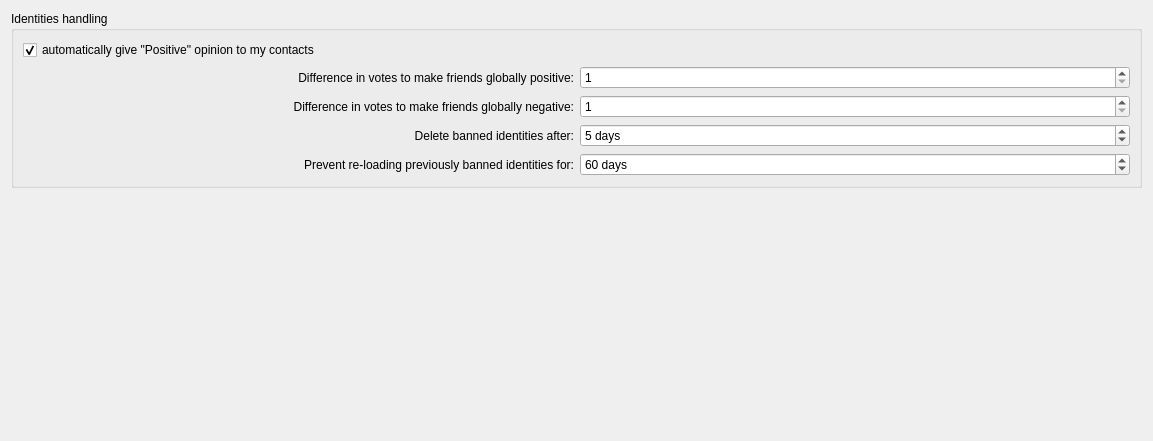
Qt form retroshare-gui/src/gui/settings/PeoplePage.ui (RetroShare/RetroShare) before a commit.
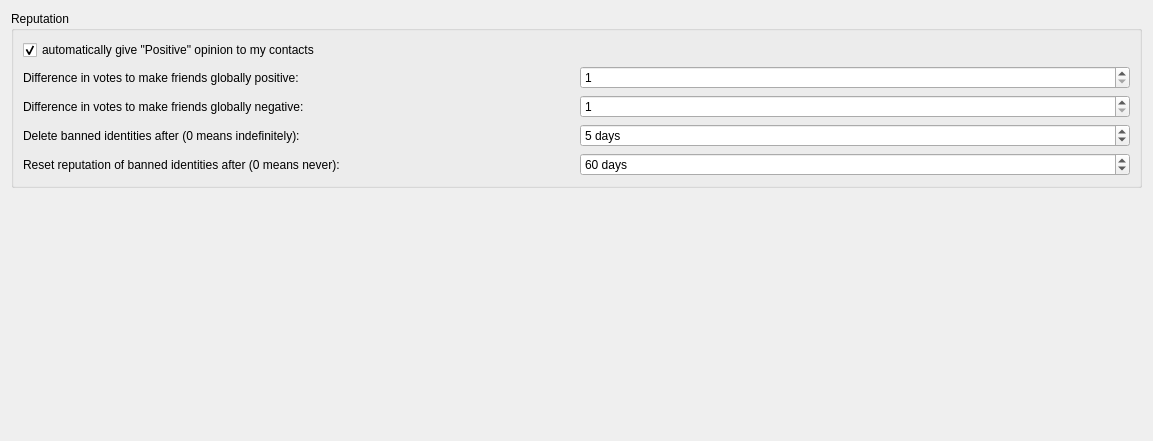
The same form after that commit.

Commit message: various small fixes in reputation/identity cleaning

The edit to the form file:
```diff
--- a/retroshare-gui/src/gui/settings/PeoplePage.ui
+++ b/retroshare-gui/src/gui/settings/PeoplePage.ui
@@ -14,7 +14,7 @@
    <item>
     <widget class="QGroupBox" name="generalGroupBox">
      <property name="title">
-      <string>Identities handling</string>
+      <string>Reputation</string>
      </property>
      <layout class="QVBoxLayout" name="verticalLayout">
       <item>
@@ -41,7 +41,7 @@
            <string>Difference in votes to make friends globally negative:</string>
           </property>
           <property name="alignment">
-           <set>Qt::AlignRight|Qt::AlignTrailing|Qt::AlignVCenter</set>
+           <set>Qt::AlignLeading|Qt::AlignLeft|Qt::AlignVCenter</set>
           </property>
          </widget>
         </item>
@@ -80,7 +80,7 @@
            <string>Difference in votes to make friends globally positive:</string>
           </property>
           <property name="alignment">
-           <set>Qt::AlignRight|Qt::AlignTrailing|Qt::AlignVCenter</set>
+           <set>Qt::AlignLeading|Qt::AlignLeft|Qt::AlignVCenter</set>
           </property>
          </widget>
         </item>
@@ -90,10 +90,10 @@
            <enum>Qt::RightToLeft</enum>
           </property>
           <property name="text">
-           <string>Delete banned identities after:</string>
+           <string>Delete banned identities after (0 means indefinitely):</string>
           </property>
           <property name="alignment">
-           <set>Qt::AlignRight|Qt::AlignTrailing|Qt::AlignVCenter</set>
+           <set>Qt::AlignLeading|Qt::AlignLeft|Qt::AlignVCenter</set>
           </property>
          </widget>
         </item>
@@ -103,10 +103,10 @@
            <enum>Qt::RightToLeft</enum>
           </property>
           <property name="text">
-           <string>Prevent re-loading previously banned identities for:</string>
+           <string>Reset reputation of banned identities after (0 means never):</string>
           </property>
           <property name="alignment">
-           <set>Qt::AlignRight|Qt::AlignTrailing|Qt::AlignVCenter</set>
+           <set>Qt::AlignLeading|Qt::AlignLeft|Qt::AlignVCenter</set>
           </property>
          </widget>
         </item>
```
Left out of the diff: 6 changed lines with no effect on the pictures. The commit also changes 2 other files.
